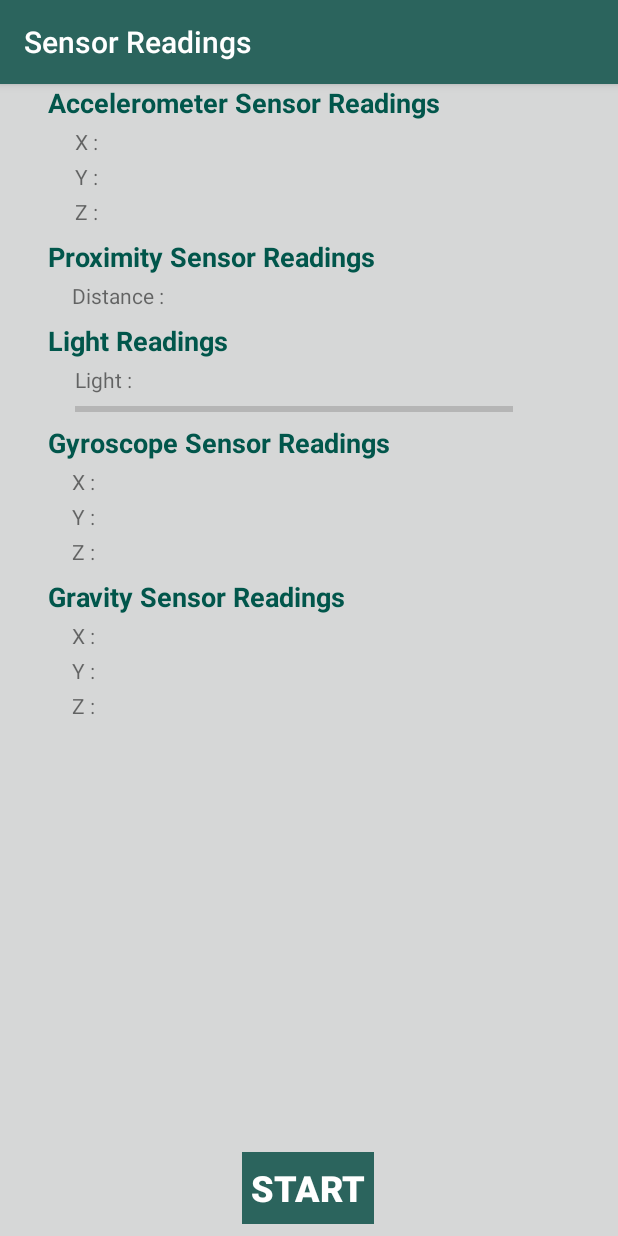
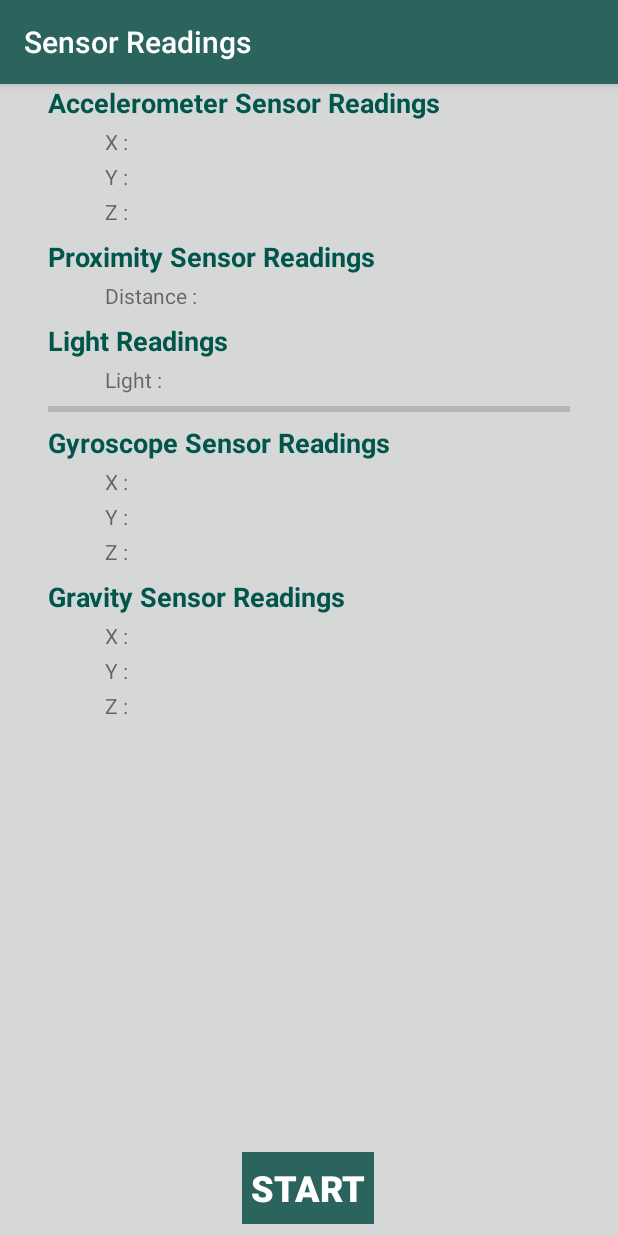
Before and after one commit to TharinduWathukara/android-sensors-readings, an Android app: the screen it shows after launch (MainActivity), on a phone screen of 412 x 824 dp. Run offline under Robolectric (Android 15) with nearby library versions, the phone set to English and light mode, and no system bars.

Commit message:
allignment settings

```diff
--- a/app/src/main/java/com/example/sensors/MainActivity.java
+++ b/app/src/main/java/com/example/sensors/MainActivity.java
@@ -68,26 +68,26 @@ public class MainActivity extends AppCompatActivity implements SensorEventListen
     @Override
     public void onSensorChanged(SensorEvent event) {
         if(event.sensor.getType() == Sensor.TYPE_ACCELEROMETER){
-            acceloX.setText(""+event.values[0]);
-            acceloY.setText(""+event.values[1]);
-            acceloZ.setText(""+event.values[2]);
+            acceloX.setText(""+event.values[0]+ " m/s2");
+            acceloY.setText(""+event.values[1]+ " m/s2");
+            acceloZ.setText(""+event.values[2]+ " m/s2");
         }
         else if( event.sensor.getType() == Sensor.TYPE_PROXIMITY){
-            proximity.setText(""+event.values[0]);
+            proximity.setText(""+event.values[0]+" cm");
         }
         else if( event.sensor.getType() == Sensor.TYPE_LIGHT){
-            light.setText(""+event.values[0]);
+            light.setText(""+event.values[0]+" lx");
             progressBarLight.setProgress((event.values[0]/35000 * 100) > 100 ? 100 : (int)(event.values[0]/35000 * 100));
         }
         else if( event.sensor.getType() == Sensor.TYPE_GYROSCOPE){
-            gyroX.setText(""+event.values[0]);
-            gyroY.setText(""+event.values[1]);
-            gyroZ.setText(""+event.values[2]);
+            gyroX.setText(""+event.values[0]+" rad/s");
+            gyroY.setText(""+event.values[1]+" rad/s");
+            gyroZ.setText(""+event.values[2]+" rad/s");
         }
         else if( event.sensor.getType() == Sensor.TYPE_GRAVITY){
-            gravityX.setText(""+event.values[0]);
-            gravityY.setText(""+event.values[1]);
-            gravityZ.setText(""+event.values[2]);
+            gravityX.setText(""+event.values[0]+ " m/s2");
+            gravityY.setText(""+event.values[1]+ " m/s2");
+            gravityZ.setText(""+event.values[2]+ " m/s2");
         }
     }
 
--- a/app/src/main/res/layout/activity_main.xml
+++ b/app/src/main/res/layout/activity_main.xml
@@ -99,8 +99,8 @@
         android:id="@+id/txtAcceloX"
         android:layout_width="wrap_content"
         android:layout_height="wrap_content"
-        android:layout_marginStart="75dp"
-        android:layout_marginLeft="75dp"
+        android:layout_marginStart="55dp"
+        android:layout_marginLeft="55dp"
         android:layout_marginTop="4dp"
         android:textColor="@color/colorPrimary"
         app:layout_constraintStart_toEndOf="@+id/textView9"
@@ -110,8 +110,8 @@
         android:id="@+id/txtAcceloY"
         android:layout_width="wrap_content"
         android:layout_height="wrap_content"
-        android:layout_marginStart="75dp"
-        android:layout_marginLeft="75dp"
+        android:layout_marginStart="55dp"
+        android:layout_marginLeft="55dp"
         android:layout_marginTop="4dp"
         android:textColor="@color/colorPrimary"
         app:layout_constraintStart_toEndOf="@+id/textView10"
@@ -121,8 +121,8 @@
         android:id="@+id/txtAcceloZ"
         android:layout_width="wrap_content"
         android:layout_height="wrap_content"
-        android:layout_marginStart="75dp"
-        android:layout_marginLeft="75dp"
+        android:layout_marginStart="55dp"
+        android:layout_marginLeft="55dp"
         android:layout_marginTop="4dp"
         android:textColor="@color/colorPrimary"
         app:layout_constraintStart_toEndOf="@+id/textView11"
@@ -132,8 +132,8 @@
         android:id="@+id/txtProximity"
         android:layout_width="wrap_content"
         android:layout_height="wrap_content"
-        android:layout_marginStart="32dp"
-        android:layout_marginLeft="32dp"
+        android:layout_marginStart="8dp"
+        android:layout_marginLeft="8dp"
         android:layout_marginTop="4dp"
         android:textColor="@color/colorPrimary"
         app:layout_constraintStart_toEndOf="@+id/textView13"
@@ -143,8 +143,8 @@
         android:id="@+id/txtLight"
         android:layout_width="wrap_content"
         android:layout_height="wrap_content"
-        android:layout_marginStart="50dp"
-        android:layout_marginLeft="50dp"
+        android:layout_marginStart="32dp"
+        android:layout_marginLeft="32dp"
         android:layout_marginTop="4dp"
         android:textColor="@color/colorPrimary"
         app:layout_constraintStart_toEndOf="@+id/textView15"
@@ -154,8 +154,8 @@
         android:id="@+id/txtGyroX"
         android:layout_width="wrap_content"
         android:layout_height="wrap_content"
-        android:layout_marginStart="75dp"
-        android:layout_marginLeft="75dp"
+        android:layout_marginStart="55dp"
+        android:layout_marginLeft="55dp"
         android:layout_marginTop="4dp"
         android:textColor="@color/colorPrimary"
         app:layout_constraintStart_toEndOf="@+id/textView17"
@@ -165,8 +165,8 @@
         android:id="@+id/txtGravityX"
         android:layout_width="wrap_content"
         android:layout_height="wrap_content"
-        android:layout_marginStart="75dp"
-        android:layout_marginLeft="75dp"
+        android:layout_marginStart="55dp"
+        android:layout_marginLeft="55dp"
         android:layout_marginTop="4dp"
         android:textColor="@color/colorPrimary"
         app:layout_constraintStart_toEndOf="@+id/textView21"
@@ -176,8 +176,8 @@
         android:id="@+id/txtGyroY"
         android:layout_width="wrap_content"
         android:layout_height="wrap_content"
-        android:layout_marginStart="75dp"
-        android:layout_marginLeft="75dp"
+        android:layout_marginStart="55dp"
+        android:layout_marginLeft="55dp"
         android:layout_marginTop="4dp"
         android:textColor="@color/colorPrimary"
         app:layout_constraintStart_toEndOf="@+id/textView18"
@@ -187,8 +187,8 @@
         android:id="@+id/txtGravityY"
         android:layout_width="wrap_content"
         android:layout_height="wrap_content"
-        android:layout_marginStart="75dp"
-        android:layout_marginLeft="75dp"
+        android:layout_marginStart="55dp"
+        android:layout_marginLeft="55dp"
         android:layout_marginTop="4dp"
         android:textColor="@color/colorPrimary"
         app:layout_constraintStart_toEndOf="@+id/textView22"
@@ -198,8 +198,8 @@
         android:id="@+id/txtGyroZ"
         android:layout_width="wrap_content"
         android:layout_height="wrap_content"
-        android:layout_marginStart="75dp"
-        android:layout_marginLeft="75dp"
+        android:layout_marginStart="55dp"
+        android:layout_marginLeft="55dp"
         android:layout_marginTop="4dp"
         android:textColor="@color/colorPrimary"
         app:layout_constraintStart_toEndOf="@+id/textView19"
@@ -209,8 +209,8 @@
         android:id="@+id/txtGravityZ"
         android:layout_width="wrap_content"
         android:layout_height="wrap_content"
-        android:layout_marginStart="75dp"
-        android:layout_marginLeft="75dp"
+        android:layout_marginStart="55dp"
+        android:layout_marginLeft="55dp"
         android:layout_marginTop="4dp"
         android:textColor="@color/colorPrimary"
         app:layout_constraintStart_toEndOf="@+id/textView23"
@@ -220,8 +220,8 @@
         android:id="@+id/textView9"
         android:layout_width="wrap_content"
         android:layout_height="wrap_content"
-        android:layout_marginStart="50dp"
-        android:layout_marginLeft="50dp"
+        android:layout_marginStart="70dp"
+        android:layout_marginLeft="70dp"
         android:layout_marginTop="4dp"
         android:text="X :"
         app:layout_constraintStart_toStartOf="parent"
@@ -231,8 +231,8 @@
         android:id="@+id/textView17"
         android:layout_width="wrap_content"
         android:layout_height="wrap_content"
-        android:layout_marginStart="48dp"
-        android:layout_marginLeft="48dp"
+        android:layout_marginStart="70dp"
+        android:layout_marginLeft="70dp"
         android:layout_marginTop="4dp"
         android:text="X :"
         app:layout_constraintStart_toStartOf="parent"
@@ -242,8 +242,8 @@
         android:id="@+id/textView21"
         android:layout_width="wrap_content"
         android:layout_height="wrap_content"
-        android:layout_marginStart="48dp"
-        android:layout_marginLeft="48dp"
+        android:layout_marginStart="70dp"
+        android:layout_marginLeft="70dp"
         android:layout_marginTop="4dp"
         android:text="X :"
         app:layout_constraintStart_toStartOf="parent"
@@ -253,8 +253,8 @@
         android:id="@+id/textView10"
         android:layout_width="wrap_content"
         android:layout_height="wrap_content"
-        android:layout_marginStart="50dp"
-        android:layout_marginLeft="50dp"
+        android:layout_marginStart="70dp"
+        android:layout_marginLeft="70dp"
         android:layout_marginTop="4dp"
         android:text="Y :"
         app:layout_constraintStart_toStartOf="parent"
@@ -264,8 +264,8 @@
         android:id="@+id/textView18"
         android:layout_width="wrap_content"
         android:layout_height="wrap_content"
-        android:layout_marginStart="48dp"
-        android:layout_marginLeft="48dp"
+        android:layout_marginStart="70dp"
+        android:layout_marginLeft="70dp"
         android:layout_marginTop="4dp"
         android:text="Y :"
         app:layout_constraintStart_toStartOf="parent"
@@ -275,8 +275,8 @@
         android:id="@+id/textView22"
         android:layout_width="wrap_content"
         android:layout_height="wrap_content"
-        android:layout_marginStart="48dp"
-        android:layout_marginLeft="48dp"
+        android:layout_marginStart="70dp"
+        android:layout_marginLeft="70dp"
         android:layout_marginTop="4dp"
         android:text="Y :"
         app:layout_constraintStart_toStartOf="parent"
@@ -286,8 +286,8 @@
         android:id="@+id/textView11"
         android:layout_width="wrap_content"
         android:layout_height="wrap_content"
-        android:layout_marginStart="50dp"
-        android:layout_marginLeft="50dp"
+        android:layout_marginStart="70dp"
+        android:layout_marginLeft="70dp"
         android:layout_marginTop="4dp"
         android:text="Z :"
         app:layout_constraintStart_toStartOf="parent"
@@ -297,8 +297,8 @@
         android:id="@+id/textView19"
         android:layout_width="wrap_content"
         android:layout_height="wrap_content"
-        android:layout_marginStart="48dp"
-        android:layout_marginLeft="48dp"
+        android:layout_marginStart="70dp"
+        android:layout_marginLeft="70dp"
         android:layout_marginTop="4dp"
         android:text="Z :"
         app:layout_constraintStart_toStartOf="parent"
@@ -308,8 +308,8 @@
         android:id="@+id/textView23"
         android:layout_width="wrap_content"
         android:layout_height="wrap_content"
-        android:layout_marginStart="48dp"
-        android:layout_marginLeft="48dp"
+        android:layout_marginStart="70dp"
+        android:layout_marginLeft="70dp"
         android:layout_marginTop="4dp"
         android:text="Z :"
         app:layout_constraintStart_toStartOf="parent"
@@ -319,8 +319,8 @@
         android:id="@+id/textView13"
         android:layout_width="wrap_content"
         android:layout_height="wrap_content"
-        android:layout_marginStart="48dp"
-        android:layout_marginLeft="48dp"
+        android:layout_marginStart="70dp"
+        android:layout_marginLeft="70dp"
         android:layout_marginTop="4dp"
         android:text="Distance :"
         app:layout_constraintStart_toStartOf="parent"
@@ -330,8 +330,8 @@
         android:id="@+id/textView15"
         android:layout_width="wrap_content"
         android:layout_height="wrap_content"
-        android:layout_marginStart="50dp"
-        android:layout_marginLeft="50dp"
+        android:layout_marginStart="70dp"
+        android:layout_marginLeft="70dp"
         android:layout_marginTop="4dp"
         android:text="Light :"
         app:layout_constraintStart_toStartOf="parent"
@@ -340,11 +340,14 @@
     <ProgressBar
         android:id="@+id/progressBarLight"
         style="?android:attr/progressBarStyleHorizontal"
-        android:layout_width="292dp"
+        android:layout_width="0dp"
         android:layout_height="4dp"
-        android:layout_marginStart="50dp"
-        android:layout_marginLeft="50dp"
+        android:layout_marginStart="32dp"
+        android:layout_marginLeft="32dp"
         android:layout_marginTop="8dp"
+        android:layout_marginEnd="32dp"
+        android:layout_marginRight="32dp"
+        app:layout_constraintEnd_toEndOf="parent"
         app:layout_constraintStart_toStartOf="parent"
         app:layout_constraintTop_toBottomOf="@+id/textView15" />
 
```
